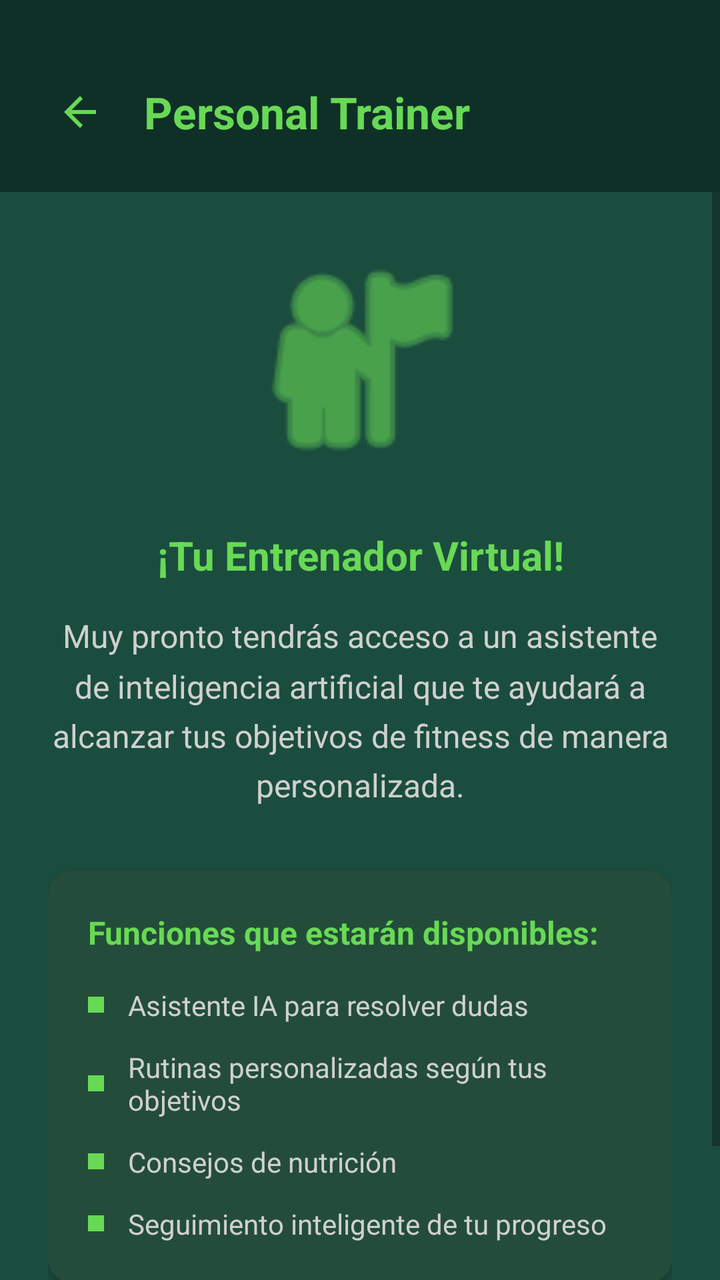
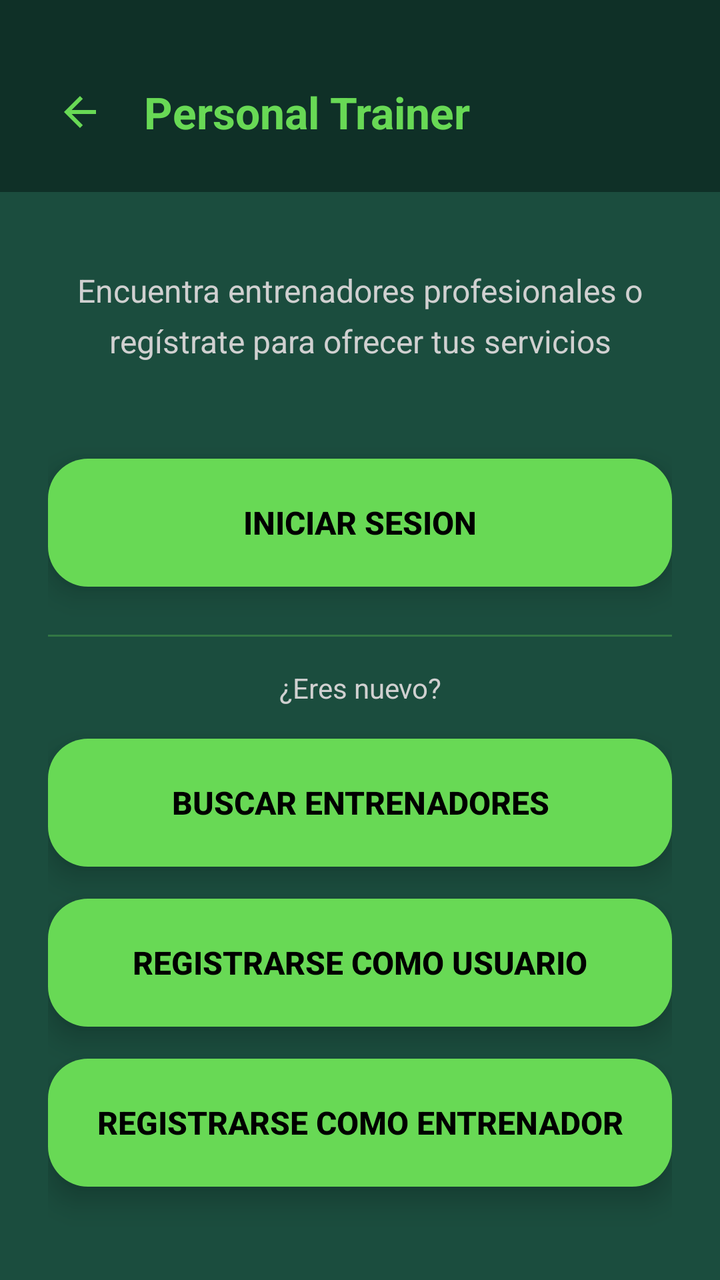

Screens rendered from an Android XML layout before and after an edit, with the pre-edit source and the edit as a unified diff.
<!-- AndroidManifest.xml: activity theme Theme.GimnasioPro -->
<!-- res/layout/activity_personal_trainer.xml -->
<?xml version="1.0" encoding="utf-8"?>
<LinearLayout xmlns:android="http://schemas.android.com/apk/res/android"
    xmlns:app="http://schemas.android.com/apk/res-auto"
    xmlns:tools="http://schemas.android.com/tools"
    android:layout_width="match_parent"
    android:layout_height="match_parent"
    android:orientation="vertical"
    android:background="@color/dark_green_background"
    android:fitsSystemWindows="true"
    tools:context=".PersonalTrainerActivity">

    
    <LinearLayout
        android:layout_width="match_parent"
        android:layout_height="wrap_content"
        android:orientation="horizontal"
        android:gravity="center_vertical"
        android:paddingStart="16dp"
        android:paddingEnd="16dp"
        android:paddingBottom="16dp"
        android:paddingTop="32dp"
        android:background="@color/darker_green_header">

        <ImageButton
            android:id="@+id/btnBack"
            android:layout_width="48dp"
            android:layout_height="48dp"
            android:background="?attr/selectableItemBackgroundBorderless"
            android:src="@drawable/ic_arrow_back"
            android:contentDescription="@string/btn_volver"
            android:scaleType="centerInside"
            android:clickable="true"
            android:focusable="true" />

        <TextView
            android:layout_width="0dp"
            android:layout_height="wrap_content"
            android:layout_weight="1"
            android:layout_marginStart="8dp"
            android:text="@string/titulo_personal_trainer"
            android:textSize="22sp"
            android:textStyle="bold"
            android:textColor="@color/electric_green_button" />
    </LinearLayout>

    
    <ScrollView
        android:layout_width="match_parent"
        android:layout_height="0dp"
        android:layout_weight="1">

        <LinearLayout
            android:layout_width="match_parent"
            android:layout_height="wrap_content"
            android:orientation="vertical"
            android:padding="24dp"
            android:gravity="center_horizontal">

            
            <ImageView
                android:layout_width="120dp"
                android:layout_height="120dp"
                android:src="@android:drawable/ic_menu_myplaces"
                android:contentDescription="@string/desc_personal_trainer_icon"
                app:tint="@color/electric_green_button"
                android:layout_marginBottom="24dp" />

            
            <TextView
                android:layout_width="wrap_content"
                android:layout_height="wrap_content"
                android:text="@string/personal_trainer_bienvenida"
                android:textSize="20sp"
                android:textStyle="bold"
                android:textColor="@color/electric_green_button"
                android:textAlignment="center"
                android:layout_marginBottom="16dp" />

            
            <TextView
                android:layout_width="match_parent"
                android:layout_height="wrap_content"
                android:text="@string/personal_trainer_descripcion"
                android:textSize="16sp"
                android:textColor="@color/text_light_gray"
                android:textAlignment="center"
                android:lineSpacingMultiplier="1.3"
                android:layout_marginBottom="32dp" />

            
            <androidx.cardview.widget.CardView
                android:layout_width="match_parent"
                android:layout_height="wrap_content"
                android:layout_marginBottom="16dp"
                app:cardBackgroundColor="@color/card_background"
                app:cardCornerRadius="12dp"
                app:cardElevation="4dp">

                <LinearLayout
                    android:layout_width="match_parent"
                    android:layout_height="wrap_content"
                    android:orientation="vertical"
                    android:padding="20dp">

                    <TextView
                        android:layout_width="wrap_content"
                        android:layout_height="wrap_content"
                        android:text="@string/funciones_proximamente"
                        android:textSize="16sp"
                        android:textStyle="bold"
                        android:textColor="@color/electric_green_button"
                        android:layout_marginBottom="16dp" />

                    
                    <LinearLayout
                        android:layout_width="match_parent"
                        android:layout_height="wrap_content"
                        android:orientation="horizontal"
                        android:gravity="center_vertical"
                        android:layout_marginBottom="12dp">

                        <View
                            android:layout_width="8dp"
                            android:layout_height="8dp"
                            android:background="@color/electric_green_button" />

                        <TextView
                            android:layout_width="wrap_content"
                            android:layout_height="wrap_content"
                            android:text="@string/funcion_asistente_ia"
                            android:textSize="14sp"
                            android:textColor="@color/text_light_gray"
                            android:layout_marginStart="12dp" />
                    </LinearLayout>

                    
                    <LinearLayout
                        android:layout_width="match_parent"
                        android:layout_height="wrap_content"
                        android:orientation="horizontal"
                        android:gravity="center_vertical"
                        android:layout_marginBottom="12dp">

                        <View
                            android:layout_width="8dp"
                            android:layout_height="8dp"
                            android:background="@color/electric_green_button" />

                        <TextView
                            android:layout_width="wrap_content"
                            android:layout_height="wrap_content"
                            android:text="@string/funcion_rutinas_personalizadas"
                            android:textSize="14sp"
                            android:textColor="@color/text_light_gray"
                            android:layout_marginStart="12dp" />
                    </LinearLayout>

                    
                    <LinearLayout
                        android:layout_width="match_parent"
                        android:layout_height="wrap_content"
                        android:orientation="horizontal"
                        android:gravity="center_vertical"
                        android:layout_marginBottom="12dp">

                        <View
                            android:layout_width="8dp"
                            android:layout_height="8dp"
                            android:background="@color/electric_green_button" />

                        <TextView
                            android:layout_width="wrap_content"
                            android:layout_height="wrap_content"
                            android:text="@string/funcion_consejos_nutricion"
                            android:textSize="14sp"
                            android:textColor="@color/text_light_gray"
                            android:layout_marginStart="12dp" />
                    </LinearLayout>

                    
                    <LinearLayout
                        android:layout_width="match_parent"
                        android:layout_height="wrap_content"
                        android:orientation="horizontal"
                        android:gravity="center_vertical">

                        <View
                            android:layout_width="8dp"
                            android:layout_height="8dp"
                            android:background="@color/electric_green_button" />

                        <TextView
                            android:layout_width="wrap_content"
                            android:layout_height="wrap_content"
                            android:text="@string/funcion_seguimiento_progreso"
                            android:textSize="14sp"
                            android:textColor="@color/text_light_gray"
                            android:layout_marginStart="12dp" />
                    </LinearLayout>
                </LinearLayout>
            </androidx.cardview.widget.CardView>

            
            <TextView
                android:layout_width="match_parent"
                android:layout_height="wrap_content"
                android:text="@string/personal_trainer_en_desarrollo"
                android:textSize="14sp"
                android:textColor="@color/orange_accent"
                android:textAlignment="center"
                android:textStyle="italic"
                android:layout_marginTop="16dp" />

        </LinearLayout>
    </ScrollView>

</LinearLayout>
<!-- resources referenced by this layout -->
<resources>
  <color name="card_background">#FF234D3A</color>
  <color name="dark_green_background">#FF1B4D3E</color>
  <color name="darker_green_header">#FF0F3027</color>
  <color name="electric_green_button">#68D955</color>
  <color name="orange_accent">#FFFF6B35</color>
  <color name="text_light_gray">#FFD0D0D0</color>
  <!-- drawable ic_arrow_back (drawable) -->
  <?xml version="1.0" encoding="utf-8"?>
  <vector xmlns:android="http://schemas.android.com/apk/res/android"
      android:width="24dp"
      android:height="24dp"
      android:viewportWidth="24"
      android:viewportHeight="24"
      android:tint="@color/electric_green_button">
      <path
          android:fillColor="@android:color/white"
          android:pathData="M20,11H7.83l5.59,-5.59L12,4l-8,8 8,8 1.41,-1.41L7.83,13H20v-2z"/>
  </vector>
  <string name="btn_volver">Volver</string>
  <string name="desc_personal_trainer_icon">Icono del Personal Trainer</string>
  <string name="funcion_asistente_ia">Asistente IA para resolver dudas</string>
  <string name="funcion_consejos_nutricion">Consejos de nutrición</string>
  <string name="funcion_rutinas_personalizadas">Rutinas personalizadas según tus objetivos</string>
  <string name="funcion_seguimiento_progreso">Seguimiento inteligente de tu progreso</string>
  <string name="funciones_proximamente">Funciones que estarán disponibles:</string>
  <string name="personal_trainer_bienvenida">¡Tu Entrenador Virtual!</string>
  <string name="personal_trainer_descripcion">Muy pronto tendrás acceso a un asistente de inteligencia artificial que te ayudará a alcanzar tus objetivos de fitness de manera personalizada.</string>
  <string name="personal_trainer_en_desarrollo">🚧 En desarrollo - Próximamente disponible</string>
  <string name="titulo_personal_trainer">Personal Trainer</string>
  <style name="Theme.GimnasioPro" parent="Theme.AppCompat.Light.NoActionBar">
          
          <item name="colorPrimary">@color/electric_green_button</item>
          <item name="colorPrimaryDark">@color/dark_green_background</item>
          <item name="colorAccent">@color/electric_green_button</item>
          <item name="android:windowBackground">@color/dark_green_background</item>
          <item name="android:statusBarColor">@color/dark_green_background</item>
          <item name="android:navigationBarColor">@color/dark_green_background</item>
          <item name="android:fitsSystemWindows">true</item>
      </style>
</resources>

<!-- the commit's change to res/layout/activity_personal_trainer.xml (unified diff, before → after) -->
@@ -27,7 +27,7 @@
             android:layout_height="48dp"
             android:background="?attr/selectableItemBackgroundBorderless"
             android:src="@drawable/ic_arrow_back"
-            android:contentDescription="@string/btn_volver"
+            android:contentDescription="Volver"
             android:scaleType="centerInside"
             android:clickable="true"
             android:focusable="true" />
@@ -37,181 +37,136 @@
             android:layout_height="wrap_content"
             android:layout_weight="1"
             android:layout_marginStart="8dp"
-            android:text="@string/titulo_personal_trainer"
+            android:text="Personal Trainer"
             android:textSize="22sp"
             android:textStyle="bold"
             android:textColor="@color/electric_green_button" />
     </LinearLayout>
 
     
-    <ScrollView
+    <LinearLayout
         android:layout_width="match_parent"
-        android:layout_height="0dp"
-        android:layout_weight="1">
+        android:layout_height="match_parent"
+        android:orientation="vertical"
+        android:padding="24dp"
+        android:gravity="center">
 
-        <LinearLayout
+
+
+        
+        <TextView
             android:layout_width="match_parent"
             android:layout_height="wrap_content"
-            android:orientation="vertical"
-            android:padding="24dp"
-            android:gravity="center_horizontal">
+            android:text="Gestiona tu entrenamiento"
+            android:textSize="24sp"
+            android:textStyle="bold"
+            android:textColor="@color/electric_green_button"
+            android:gravity="center"
+            android:layout_marginBottom="16dp" />
 
-            
-            <ImageView
-                android:layout_width="120dp"
-                android:layout_height="120dp"
-                android:src="@android:drawable/ic_menu_myplaces"
-                android:contentDescription="@string/desc_personal_trainer_icon"
-                app:tint="@color/electric_green_button"
-                android:layout_marginBottom="24dp" />
+        
+        <TextView
+            android:layout_width="match_parent"
+            android:layout_height="wrap_content"
+            android:text="Encuentra entrenadores profesionales o regístrate para ofrecer tus servicios"
+            android:textSize="16sp"
+            android:textColor="@color/text_light_gray"
+            android:gravity="center"
+            android:lineSpacingMultiplier="1.3"
+            android:layout_marginBottom="48dp" />
 
-            
-            <TextView
-                android:layout_width="wrap_content"
-                android:layout_height="wrap_content"
-                android:text="@string/personal_trainer_bienvenida"
-                android:textSize="20sp"
-                android:textStyle="bold"
-                android:textColor="@color/electric_green_button"
-                android:textAlignment="center"
-                android:layout_marginBottom="16dp" />
+        
+        <Button
+            android:id="@+id/btnLogin"
+            android:layout_width="match_parent"
+            android:layout_height="64dp"
+            android:text="INICIAR SESION"
+            android:textSize="16sp"
+            android:textStyle="bold"
+            android:textColor="@color/text_on_button"
+            android:background="@drawable/btn_rounded_green"
+            android:elevation="8dp"
+            android:stateListAnimator="@null"
+            android:layout_marginBottom="24dp" />
 
-            
-            <TextView
-                android:layout_width="match_parent"
-                android:layout_height="wrap_content"
-                android:text="@string/personal_trainer_descripcion"
-                android:textSize="16sp"
-                android:textColor="@color/text_light_gray"
-                android:textAlignment="center"
-                android:lineSpacingMultiplier="1.3"
-                android:layout_marginBottom="32dp" />
+        
+        <View
+            android:layout_width="match_parent"
+            android:layout_height="1dp"
+            android:background="@color/electric_green_button"
+            android:alpha="0.3"
+            android:layout_marginBottom="16dp" />
 
-            
-            <androidx.cardview.widget.CardView
-                android:layout_width="match_parent"
-                android:layout_height="wrap_content"
-                android:layout_marginBottom="16dp"
-                app:cardBackgroundColor="@color/card_background"
-                app:cardCornerRadius="12dp"
-                app:cardElevation="4dp">
+        <TextView
+            android:layout_width="match_parent"
+            android:layout_height="wrap_content"
+            android:text="¿Eres nuevo?"
+            android:textSize="14sp"
+            android:textColor="@color/text_light_gray"
+            android:gravity="center"
+            android:layout_marginBottom="16dp" />
 
-                <LinearLayout
-                    android:layout_width="match_parent"
-                    android:layout_height="wrap_content"
-                    android:orientation="vertical"
-                    android:padding="20dp">
+        
+        <Button
+            android:id="@+id/btnBuscarTrainers"
+            android:layout_width="match_parent"
+            android:layout_height="64dp"
+            android:text="BUSCAR ENTRENADORES"
+            android:textSize="16sp"
+            android:textStyle="bold"
+            android:textColor="@color/text_on_button"
+            android:background="@drawable/btn_rounded_green"
+            android:elevation="8dp"
+            android:stateListAnimator="@null"
+            android:layout_marginBottom="16dp" />
 
-                    <TextView
-                        android:layout_width="wrap_content"
-                        android:layout_height="wrap_content"
-                        android:text="@string/funciones_proximamente"
-                        android:textSize="16sp"
-                        android:textStyle="bold"
-                        android:textColor="@color/electric_green_button"
-                        android:layout_marginBottom="16dp" />
+        
+        <Button
+            android:id="@+id/btnRegistrarseUsuario"
+            android:layout_width="match_parent"
+            android:layout_height="64dp"
+            android:text="REGISTRARSE COMO USUARIO"
+            android:textSize="16sp"
+            android:textStyle="bold"
+            android:textColor="@color/text_on_button"
+            android:background="@drawable/btn_rounded_green"
+            android:elevation="8dp"
+            android:stateListAnimator="@null"
+            android:layout_marginBottom="16dp" />
 
-                    
-                    <LinearLayout
-                        android:layout_width="match_parent"
-                        android:layout_height="wrap_content"
-                        android:orientation="horizontal"
-                        android:gravity="center_vertical"
-                        android:layout_marginBottom="12dp">
+        
+        <Button
+            android:id="@+id/btnRegistrarseTrainer"
+            android:layout_width="match_parent"
+            android:layout_height="64dp"
+            android:text="REGISTRARSE COMO ENTRENADOR"
+            android:textSize="16sp"
+            android:textStyle="bold"
+            android:textColor="@color/text_on_button"
+            android:background="@drawable/btn_rounded_green"
+            android:elevation="8dp"
+            android:stateListAnimator="@null"
+            android:layout_marginBottom="24dp" />
 
-                        <View
-                            android:layout_width="8dp"
-                            android:layout_height="8dp"
-                            android:background="@color/electric_green_button" />
+        
+        <View
+            android:layout_width="match_parent"
+            android:layout_height="1dp"
+            android:background="@color/electric_green_button"
+            android:alpha="0.3"
+            android:layout_marginTop="16dp"
+            android:layout_marginBottom="16dp" />
 
-                        <TextView
-                            android:layout_width="wrap_content"
-                            android:layout_height="wrap_content"
-                            android:text="@string/funcion_asistente_ia"
-                            android:textSize="14sp"
-                            android:textColor="@color/text_light_gray"
-                            android:layout_marginStart="12dp" />
-                    </LinearLayout>
+        
+        <TextView
+            android:layout_width="match_parent"
+            android:layout_height="wrap_content"
+            android:text="Entrenadores verificados\nRutinas personalizadas\nSeguimiento de progreso"
+            android:textSize="14sp"
+            android:textColor="@color/text_light_gray"
+            android:gravity="center"
+            android:lineSpacingMultiplier="1.5" />
 
-                    
-                    <LinearLayout
-                        android:layout_width="match_parent"
-                        android:layout_height="wrap_content"
-                        android:orientation="horizontal"
-                        android:gravity="center_vertical"
-                        android:layout_marginBottom="12dp">
-
-                        <View
-                            android:layout_width="8dp"
-                            android:layout_height="8dp"
-                            android:background="@color/electric_green_button" />
-
-                        <TextView
-                            android:layout_width="wrap_content"
-                            android:layout_height="wrap_content"
-                            android:text="@string/funcion_rutinas_personalizadas"
-                            android:textSize="14sp"
-                            android:textColor="@color/text_light_gray"
-                            android:layout_marginStart="12dp" />
-                    </LinearLayout>
-
-                    
-                    <LinearLayout
-                        android:layout_width="match_parent"
-                        android:layout_height="wrap_content"
-                        android:orientation="horizontal"
-                        android:gravity="center_vertical"
-                        android:layout_marginBottom="12dp">
-
-                        <View
-                            android:layout_width="8dp"
-                            android:layout_height="8dp"
-                            android:background="@color/electric_green_button" />
-
-                        <TextView
-                            android:layout_width="wrap_content"
-                            android:layout_height="wrap_content"
-                            android:text="@string/funcion_consejos_nutricion"
-                            android:textSize="14sp"
-                            android:textColor="@color/text_light_gray"
-                            android:layout_marginStart="12dp" />
-                    </LinearLayout>
-
-                    
-                    <LinearLayout
-                        android:layout_width="match_parent"
-                        android:layout_height="wrap_content"
-                        android:orientation="horizontal"
-                        android:gravity="center_vertical">
-
-                        <View
-                            android:layout_width="8dp"
-                            android:layout_height="8dp"
-                            android:background="@color/electric_green_button" />
-
-                        <TextView
-                            android:layout_width="wrap_content"
-                            android:layout_height="wrap_content"
-                            android:text="@string/funcion_seguimiento_progreso"
-                            android:textSize="14sp"
-                            android:textColor="@color/text_light_gray"
-                            android:layout_marginStart="12dp" />
-                    </LinearLayout>
-                </LinearLayout>
-            </androidx.cardview.widget.CardView>
-
-            
-            <TextView
-                android:layout_width="match_parent"
-                android:layout_height="wrap_content"
-                android:text="@string/personal_trainer_en_desarrollo"
-                android:textSize="14sp"
-                android:textColor="@color/orange_accent"
-                android:textAlignment="center"
-                android:textStyle="italic"
-                android:layout_marginTop="16dp" />
-
-        </LinearLayout>
-    </ScrollView>
+    </LinearLayout>
 
 </LinearLayout>
<!-- resource entries referenced after the edit -->
@@ -1,11 +1,21 @@
 <!-- resources referenced by this layout -->
 <resources>
-  <color name="card_background">#FF234D3A</color>
   <color name="dark_green_background">#FF1B4D3E</color>
   <color name="darker_green_header">#FF0F3027</color>
   <color name="electric_green_button">#68D955</color>
-  <color name="orange_accent">#FFFF6B35</color>
   <color name="text_light_gray">#FFD0D0D0</color>
+  <color name="text_on_button">#FF000000</color>
+  <!-- drawable btn_rounded_green (drawable) -->
+  <?xml version="1.0" encoding="utf-8"?>
+  <ripple xmlns:android="http://schemas.android.com/apk/res/android"
+      android:color="@color/electric_green_button">
+      <item>
+          <shape android:shape="rectangle">
+              <solid android:color="@color/electric_green_button" />
+              <corners android:radius="20dp" />
+          </shape>
+      </item>
+  </ripple>
   <!-- drawable ic_arrow_back (drawable) -->
   <?xml version="1.0" encoding="utf-8"?>
   <vector xmlns:android="http://schemas.android.com/apk/res/android"
@@ -18,17 +28,6 @@
           android:fillColor="@android:color/white"
           android:pathData="M20,11H7.83l5.59,-5.59L12,4l-8,8 8,8 1.41,-1.41L7.83,13H20v-2z"/>
   </vector>
-  <string name="btn_volver">Volver</string>
-  <string name="desc_personal_trainer_icon">Icono del Personal Trainer</string>
-  <string name="funcion_asistente_ia">Asistente IA para resolver dudas</string>
-  <string name="funcion_consejos_nutricion">Consejos de nutrición</string>
-  <string name="funcion_rutinas_personalizadas">Rutinas personalizadas según tus objetivos</string>
-  <string name="funcion_seguimiento_progreso">Seguimiento inteligente de tu progreso</string>
-  <string name="funciones_proximamente">Funciones que estarán disponibles:</string>
-  <string name="personal_trainer_bienvenida">¡Tu Entrenador Virtual!</string>
-  <string name="personal_trainer_descripcion">Muy pronto tendrás acceso a un asistente de inteligencia artificial que te ayudará a alcanzar tus objetivos de fitness de manera personalizada.</string>
-  <string name="personal_trainer_en_desarrollo">🚧 En desarrollo - Próximamente disponible</string>
-  <string name="titulo_personal_trainer">Personal Trainer</string>
   <style name="Theme.GimnasioPro" parent="Theme.AppCompat.Light.NoActionBar">
           
           <item name="colorPrimary">@color/electric_green_button</item>
